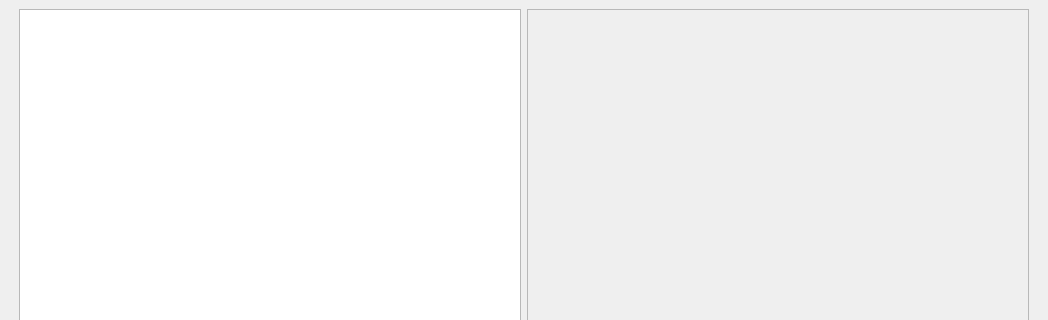
Qt form resultviewer.ui (EmanueleGiannuzzi/DCT2_GUI) before a commit; both pictures show x 0 to 1048 and y 0 to 320 of the 1048 by 560 pixel window.
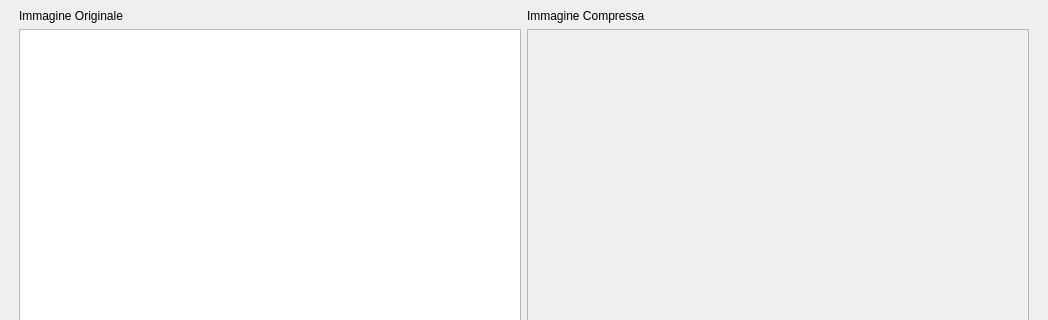
The same form after that commit.

Commit message: aggiunta label

```diff
--- a/resultviewer.ui
+++ b/resultviewer.ui
@@ -24,6 +24,15 @@
        <number>10</number>
       </property>
       <item>
+       <layout class="QVBoxLayout" name="verticalLayout_2">
+        <item>
+         <widget class="QLabel" name="label">
+          <property name="text">
+           <string>Immagine Originale</string>
+          </property>
+         </widget>
+        </item>
+        <item>
        <widget class="QGraphicsView" name="beforeGraphicsView">
         <property name="sizePolicy">
          <sizepolicy hsizetype="Ignored" vsizetype="Expanding">
@@ -33,6 +42,17 @@
         </property>
        </widget>
       </item>
+       </layout>
+      </item>
+      <item>
+       <layout class="QVBoxLayout" name="verticalLayout_3">
+        <item>
+         <widget class="QLabel" name="label_2">
+          <property name="text">
+           <string>Immagine Compressa</string>
+          </property>
+         </widget>
+        </item>
       <item>
        <widget class="QGraphicsView" name="afterGraphicsView">
         <property name="enabled">
@@ -45,6 +65,8 @@
          </sizepolicy>
         </property>
        </widget>
+        </item>
+       </layout>
       </item>
      </layout>
     </item>
```
Lines whose indentation alone changed are shown as unchanged.
